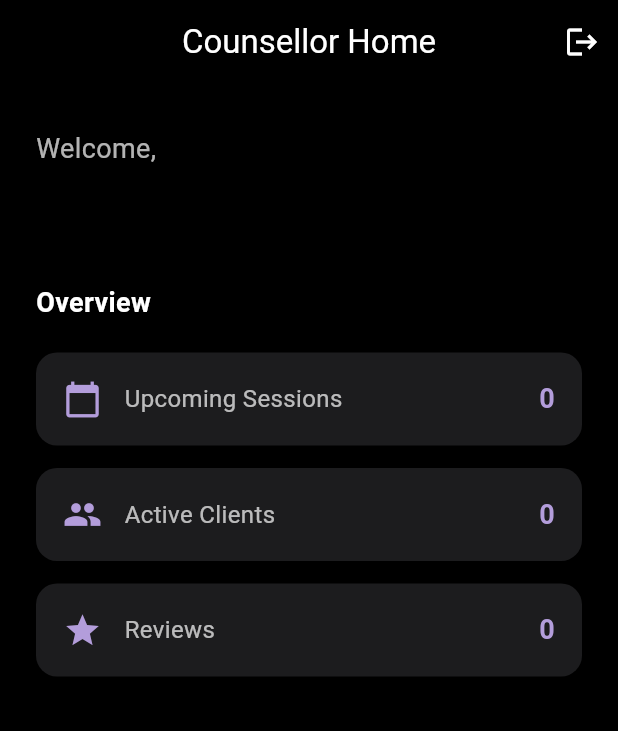
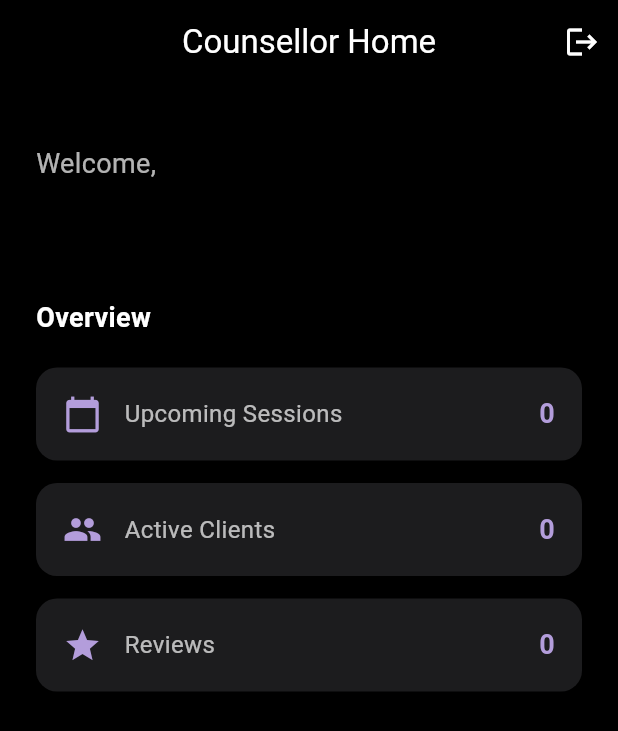
Before and after one commit to AlbertKayanja/openheart-mobile, a Flutter app: the CounsellorHomePage screen opened directly, on a phone screen of 412 x 824 dp. Shown: the top 731 px of the screen. Run offline on Flutter 3.47's test engine with Material 3 defaults, Android fonts, the phone set to English and light mode, and no system bars; our stand-ins replace cloud_firestore, firebase_auth, firebase_core, go_router, google_fonts; accounts and stored records are empty.

```diff
--- a/lib/src/features/counsellor/counsellor_home_page.dart
+++ b/lib/src/features/counsellor/counsellor_home_page.dart
@@ -4,10 +4,12 @@ import 'package:firebase_auth/firebase_auth.dart';
 class CounsellorHomePage extends StatelessWidget {
   const CounsellorHomePage({super.key});
 
-  void _logout(BuildContext context) async {
+  Future<void> _logout(BuildContext context) async {
     await FirebaseAuth.instance.signOut();
+
     if (!context.mounted) return;
-    Navigator.pop(context);
+
+    Navigator.of(context).popUntil((route) => route.isFirst);
   }
 
   @override
@@ -15,7 +17,7 @@ class CounsellorHomePage extends StatelessWidget {
     final user = FirebaseAuth.instance.currentUser;
 
     return Scaffold(
-      backgroundColor: Colors.black, // ✅ MATCHES YOUR APP THEME
+      backgroundColor: Colors.black,
       appBar: AppBar(
         backgroundColor: Colors.black,
         elevation: 0,
@@ -37,9 +39,8 @@ class CounsellorHomePage extends StatelessWidget {
         child: Column(
           crossAxisAlignment: CrossAxisAlignment.start,
           children: [
-            const SizedBox(height: 30),
+            const SizedBox(height: 40),
 
-            /// Welcome
             const Text(
               "Welcome,",
               style: TextStyle(
@@ -51,11 +52,11 @@ class CounsellorHomePage extends StatelessWidget {
             const SizedBox(height: 6),
 
             Text(
-              user?.email ?? "Counsellor",
+              user?.email ?? "",
               style: const TextStyle(
                 fontSize: 22,
                 fontWeight: FontWeight.bold,
-                color: Color(0xFFB39DDB), // ✅ Your purple accent tone
+                color: Color(0xFFB39DDB),
               ),
             ),
 
@@ -72,42 +73,22 @@ class CounsellorHomePage extends StatelessWidget {
 
             const SizedBox(height: 20),
 
-            _buildStatCard(
-              icon: Icons.calendar_today,
-              title: "Upcoming Sessions",
-              value: "0",
-            ),
-
+            _statCard(Icons.calendar_today, "Upcoming Sessions", "0"),
             const SizedBox(height: 15),
-
-            _buildStatCard(
-              icon: Icons.people,
-              title: "Active Clients",
-              value: "0",
-            ),
-
+            _statCard(Icons.people, "Active Clients", "0"),
             const SizedBox(height: 15),
-
-            _buildStatCard(
-              icon: Icons.star,
-              title: "Reviews",
-              value: "0",
-            ),
+            _statCard(Icons.star, "Reviews", "0"),
           ],
         ),
       ),
     );
   }
 
-  Widget _buildStatCard({
-    required IconData icon,
-    required String title,
-    required String value,
-  }) {
+  Widget _statCard(IconData icon, String title, String value) {
     return Container(
       padding: const EdgeInsets.all(18),
       decoration: BoxDecoration(
-        color: const Color(0xFF1C1C1E), // ✅ Dark card color
+        color: const Color(0xFF1C1C1E),
         borderRadius: BorderRadius.circular(14),
       ),
       child: Row(
```
Also changed, not shown: 2 other files.
